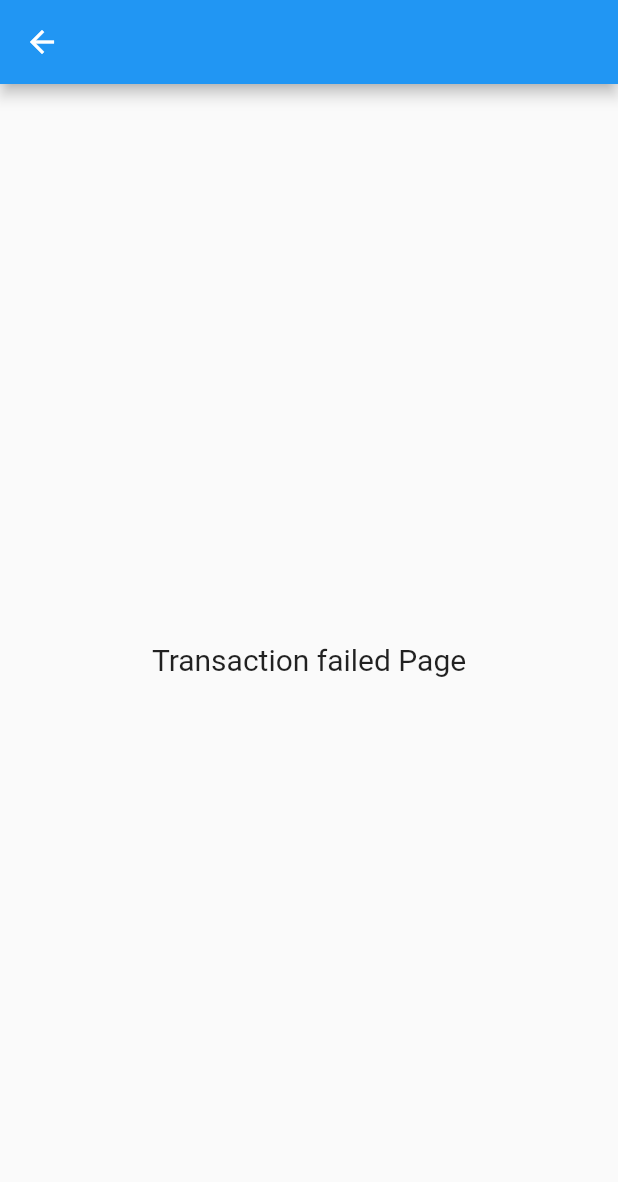
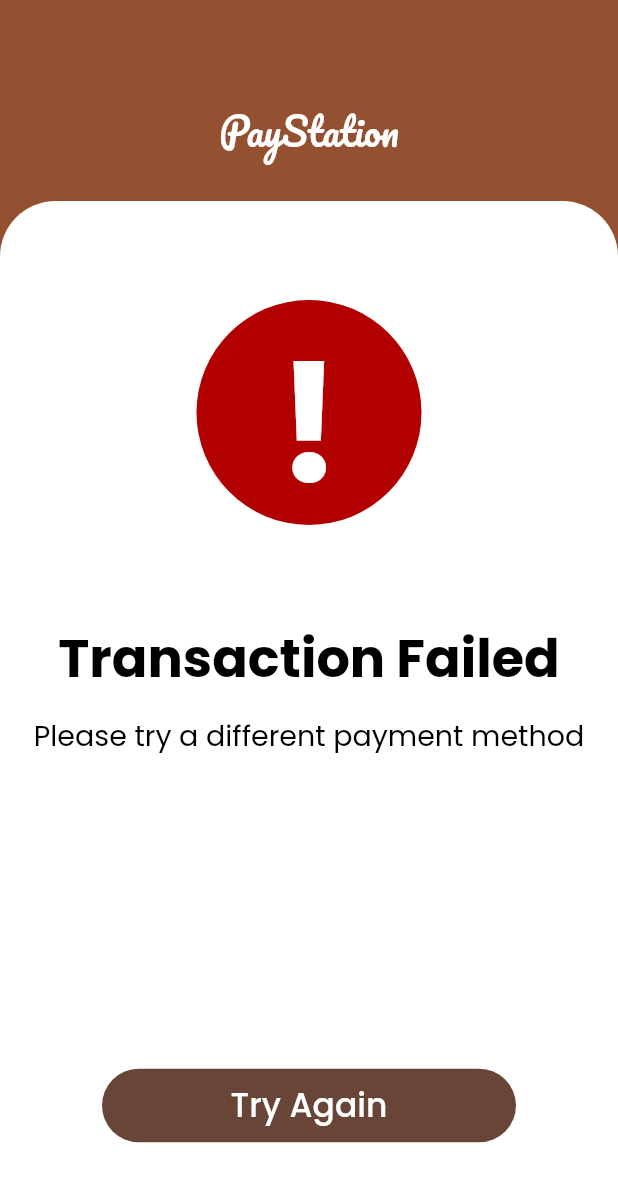
Before and after one commit to jedipw/paystation_frontend, a Flutter app: the FailPage screen opened directly, on a phone screen of 412 x 824 dp. Shown: the top 1182 px of the screen. Run offline on Flutter 3.47's test engine with Material 2 defaults, Android fonts, the phone set to English and light mode, and no system bars; our stand-ins replace camera.

Commit message:
Fail_page-01
Finish the Failpage and change the text of list page to check out

```diff
--- a/lib/page/fail_page.dart
+++ b/lib/page/fail_page.dart
@@ -1,24 +1,139 @@
 import 'package:flutter/material.dart';
 
 class FailPage extends StatelessWidget {
-  const FailPage({super.key});
+  const FailPage({Key? key});
 
   @override
   Widget build(BuildContext context) {
     return Scaffold(
-      appBar: AppBar(),
-      body: const Center(
-        child: Column(
-          mainAxisAlignment: MainAxisAlignment.center,
-          children: <Widget>[
-            Text(
-              'Transaction failed Page',
-              style: TextStyle(
-                fontSize: 20, // Customize the font size as needed
+      body: Stack(
+        children: <Widget>[
+          // Background Container with red color
+          Container(
+            color: const Color.fromARGB(255, 0x94, 0x51, 0x31),
+          ),
+          const Row(
+            mainAxisAlignment: MainAxisAlignment.center,
+            children: <Widget>[
+              Padding(
+                padding: EdgeInsets.only(top: 65),
+                child: Text(
+                  'PayStation',
+                  style: TextStyle(
+                    color: Colors.white,
+                    fontSize: 25,
+                    fontFamily: 'Pacifico',
+                  ),
+                ),
+              ),
+            ],
+          ),
+          Positioned(
+            top: 134,
+            left: 0,
+            right: 0,
+            bottom: 0,
+            child: Container(
+              width: double.infinity,
+              decoration: const BoxDecoration(
+                color: Colors.white,
+                borderRadius: BorderRadius.only(
+                  topLeft: Radius.circular(37.0),
+                  topRight: Radius.circular(37.0),
+                ),
+
               ),
             ),
-          ],
-        ),
+          ),
+          Positioned(
+            top: 200, // Adjust the top position as needed
+            left: 0,
+            right: 0,
+            child: Center(
+              child: Container(
+                width: 150, // Adjust the size of the circle as needed
+                height: 150, // Adjust the size of the circle as needed
+                decoration: const BoxDecoration(
+                  color: Color.fromARGB(255, 178, 0, 0),
+                  shape: BoxShape.circle,
+                ),
+                child: const Center(
+                  child: Text(
+                    '!',
+                    style: TextStyle(
+                      color: Colors.white, // Set the color you want for the exclamation mark
+                      fontSize: 110, // Set the desired font size
+                      fontFamily: 'Poppins',
+                      fontWeight: FontWeight.bold, // Make the text bold
+                    ),
+                  ),
+                ),
+              ),
+            ),
+          ),
+          const Positioned(
+            top: 412, // Adjust the top position as needed
+            left: 0,
+            right: 0,
+            child: Center(
+              child: Text(
+                'Transaction Failed',
+                style: TextStyle(
+                  color: Colors.black, // Set the color you want for the text
+                  fontSize: 35, // Set the desired font size
+                  fontWeight: FontWeight.bold, // Make the text bold
+                  fontFamily: 'Poppins',
+                ),
+              ),
+            ),
+          ),
+          const Positioned(
+            top: 476, // Adjust the top position as needed
+            left: 0,
+            right: 0,
+            child: Center(
+              child: Text(
+                'Please try a different payment method',
+                style: TextStyle(
+                  color: Colors.black, // Set the color you want for the additional text
+                  fontSize: 19, // Set the desired font size
+                  fontFamily: 'Poppins',
+                ),
+              ),
+            ),
+          ),
+          Center(
+            child: Padding(
+              padding: const EdgeInsets.only(top: 650.0), // Add space above the button
+              child: TextButton(
+                style: ButtonStyle(
+                  backgroundColor: MaterialStateProperty.all<Color>(
+                    const Color(0xFF684536), // Green color for the button
+                  ),
+                  shape: MaterialStateProperty.all<OutlinedBorder>(
+                    RoundedRectangleBorder(
+                      borderRadius: BorderRadius.circular(25.0),
+                    ),
+                  ),
+                  minimumSize: MaterialStateProperty.all<Size>(
+                    const Size(276, 0), // Set the minimum width to 276
+                  ),
+                ),
+                onPressed: () {
+                  Navigator.pop(context);
+                },
+                child: const Text(
+                  'Try Again',
+                  style: TextStyle(
+                    color: Colors.white,
+                    fontSize: 22,
+                    fontFamily: 'Poppins',
+                  ),
+                ),
+              ),
+            ),
+          ),
+        ],
       ),
     );
   }
--- a/lib/page/list_page.dart
+++ b/lib/page/list_page.dart
@@ -346,10 +346,11 @@ class ListPage extends StatelessWidget {
                           );
                         },
                         child: const Text(
-                          'CONFIRM',
+                          'CHECK OUT',
                           style: TextStyle(
                             color: Colors.white,
                             fontSize: 22,
+                             fontFamily: 'Poppins',
                           ),
                         ),
                       ),
--- /dev/null
+++ b/lib/page/thanks_page.dart
@@ -0,0 +1,65 @@
+import 'package:flutter/material.dart';
+
+class ThanksPage extends StatelessWidget {
+  const ThanksPage({super.key});
+
+  @override
+  Widget build(BuildContext context) {
+    return Scaffold(
+      body: Stack(
+        children: <Widget>[
+          // Background Container with red color
+          Container(
+            color: const Color.fromARGB(255, 0x94, 0x51, 0x31),
+          ),
+          // Padding(
+          //   padding: const EdgeInsets.fromLTRB(
+          //       15, 60, 0, 0), // Adjust the left padding as needed
+          //   child: IconButton(
+          //     icon: const Icon(Icons.arrow_back_ios),
+          //     onPressed: () {
+          //       Navigator.pop(context);
+          //     },
+          //     color: Colors.white, // Button color
+          //   ),
+          // ),
+          const Row(
+            mainAxisAlignment: MainAxisAlignment.center,
+            children: <Widget>[
+              Padding(
+                padding: EdgeInsets.only(
+                    top: 65), // Adjust the top padding as needed
+                child: Text(
+                  'PayStation',
+                  style: TextStyle(
+                      color: Colors.white, // Text color
+                      fontSize: 25,
+                      fontFamily: 'Pacifico' // Text size
+                      ),
+                ),
+              ),
+            ],
+          ),
+          Positioned(
+            top: 134,
+            left: 0,
+            right: 0,
+            bottom: 0,
+            child: Container(
+              width: double.infinity,
+              decoration: const BoxDecoration(
+                color: Colors
+                    .white, // Change this color to the background color you want
+                borderRadius: BorderRadius.only(
+                  topLeft: Radius.circular(37.0),
+                  topRight: Radius.circular(37.0),
+                ),
+              ),
+            ),
+          ),
+        ]
+      ),
+
+    );
+  }
+}
```
